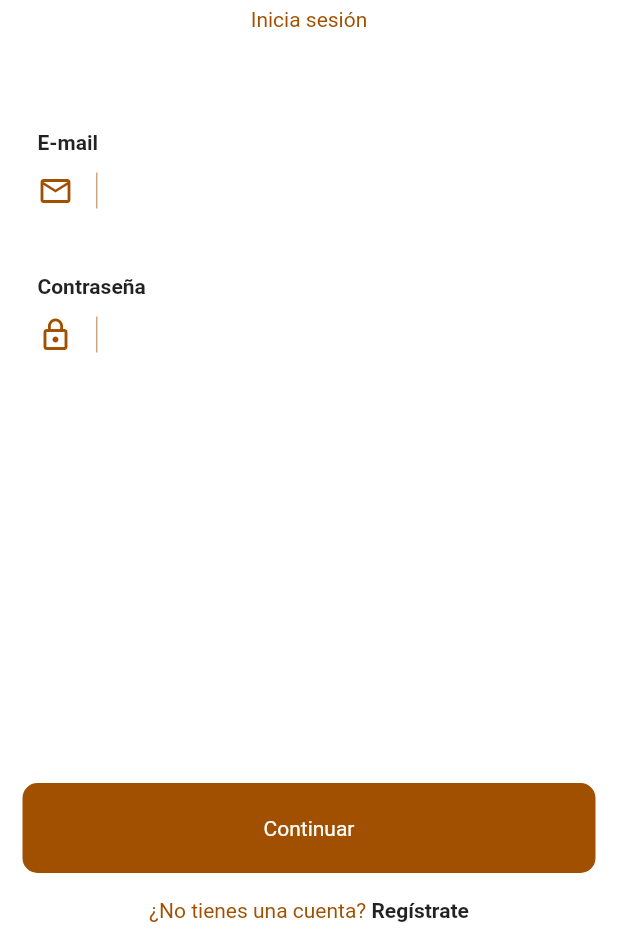
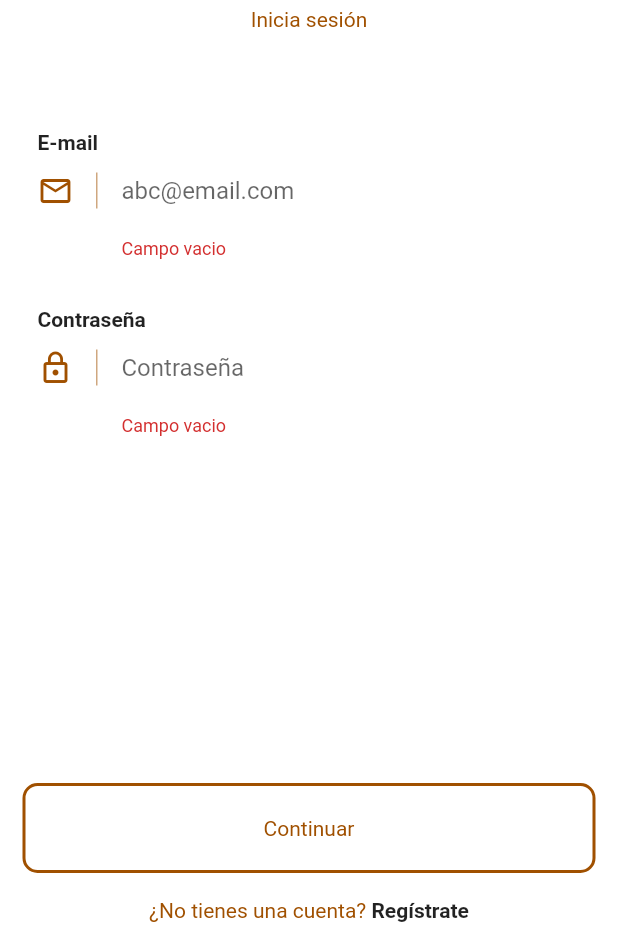
Before and after one commit to jeallomolm/flutter_app_catalogo, a Flutter app: the LoginPage screen opened directly, after a tap on "Continuar", on a phone screen of 412 x 824 dp, the part 288-1236 px from its top. Run offline on Flutter 3.47's test engine with Material 2 defaults, Android fonts, the phone set to English and light mode, and no system bars.

Commit message:
Registro y Login de usuarios (local)

```diff
--- a/lib/main.dart
+++ b/lib/main.dart
@@ -20,7 +20,7 @@ class MyApp extends StatelessWidget {
       theme: ThemeData(
         primarySwatch: Colors.blue,
       ),
-      home: MainScreen(),
+      home: LoginPage(),
     );
   }
 }
--- a/lib/screens/login_screen.dart
+++ b/lib/screens/login_screen.dart
@@ -1,5 +1,7 @@
 import 'package:flutter/material.dart';
 import 'package:flutter_app_catalogo/config/config.dart';
+import 'package:flutter_app_catalogo/data/data.dart';
+import 'package:flutter_app_catalogo/screens/main_screen.dart';
 import 'package:flutter_app_catalogo/screens/signUp_screen.dart';
 import 'package:flutter_app_catalogo/widgets/widgets.dart';
 
@@ -13,6 +15,11 @@ class _LoginPageState extends State<LoginPage> {
   TextStyle tsButton = TextStyles.bodyText;
   bool disable = true;
 
+  String email = "";
+  String pass = "";
+
+  final _formKey = GlobalKey<FormState>();
+
   @override
   Widget build(BuildContext context) {
     return SafeArea(
@@ -21,15 +28,17 @@ class _LoginPageState extends State<LoginPage> {
         body: SingleChildScrollView(
           child: Column(
             children: [
-              Column(
+              Form(
+                key: _formKey,
+                child: Column(
                   children: [
                     SizedBox(height: 80.0),
                     Text("Gourmet", style: TextStyles.titleText),
                     SizedBox(height: 30.0),
                     Text(
                       "Bienvenido a Gourmet",
-                    style: TextStyles.bodyText
-                        .copyWith(fontWeight: FontWeight.bold, fontSize: 16.0),
+                      style: TextStyles.bodyText.copyWith(
+                          fontWeight: FontWeight.bold, fontSize: 16.0),
                     ),
                     SizedBox(height: 5.0),
                     Text(
@@ -42,14 +51,19 @@ class _LoginPageState extends State<LoginPage> {
                       text: "E-mail",
                       type: TextInputType.emailAddress,
                       obscureText: false,
+                      callback: valEmail,
+                      hint: 'abc@email.com',
                     ),
                     TextFieldForm(
                       icon: Icons.lock_outline,
                       text: "Contraseña",
                       type: TextInputType.text,
                       obscureText: true,
+                      callback: valContrasena,
+                      hint: 'Contraseña',
                     ),
                   ],
+                ),
               ),
             ],
           ),
@@ -61,16 +75,26 @@ class _LoginPageState extends State<LoginPage> {
             children: [
               GestureDetector(
                 onTap: () {
-                  setState(() {
-                    if (disable) {
-                      bgButton = Palette.principal;
-                      tsButton = tsButton.copyWith(color: Colors.white);
-                    } else {
-                      bgButton = Colors.transparent;
-                      tsButton = tsButton.copyWith(color: Palette.principal);
+                  if (_formKey.currentState.validate()) {
+                    bool correct = false;
+
+                    for (int i = 0; i < users.length; i++) {
+                      if (users[i].email == email) {
+                        if (users[i].password == pass) {
+                          correct = true;
+                          userID = i;
+                          Navigator.of(context).pushReplacement(
+                              MaterialPageRoute(
+                                  builder: (context) => MainScreen()));
                         }
-                    disable = !disable;
-                  });
+                      }
+                    }
+
+                    if (!correct) {
+                      ShowDialog(context, "Error",
+                          "Usuario o contraseña incorrecta", "ACEPTAR");
+                    }
+                  }
                 },
                 child: Container(
                   height: 60.0,
@@ -94,7 +118,6 @@ class _LoginPageState extends State<LoginPage> {
               ),
               Container(
                 height: 50.0,
-                //margin: EdgeInsets.all(5.0),
                 child: Center(
                   child: Row(
                     mainAxisAlignment: MainAxisAlignment.center,
@@ -125,4 +148,12 @@ class _LoginPageState extends State<LoginPage> {
       ),
     );
   }
+
+  void valEmail(String value) {
+    this.email = value;
   }
+
+  void valContrasena(String value) {
+    this.pass = value;
+  }
+}
--- a/pubspec.yaml
+++ b/pubspec.yaml
@@ -17,10 +17,6 @@ dependencies:
 dev_dependencies:
   flutter_test:
     sdk: flutter
-
-  camera:
-  path_provider:
-  path:
 
 
 flutter:
```
Also changed, not shown: lib/screens/add_restaurant.dart (+9 -2 lines), lib/screens/signUp_screen.dart (+46 -10 lines), lib/widgets/profile.dart (+7 -1 lines), pubspec.lock. Lines whose indentation alone changed are shown as unchanged.
